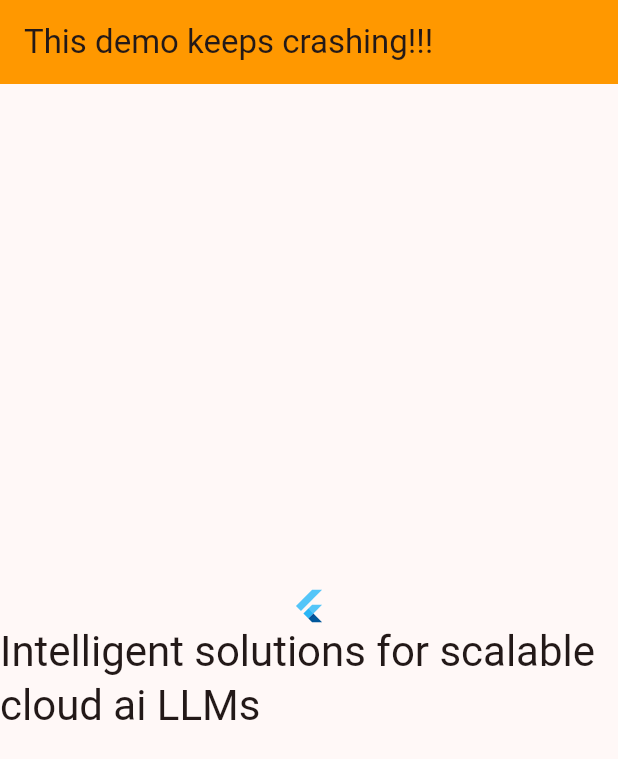
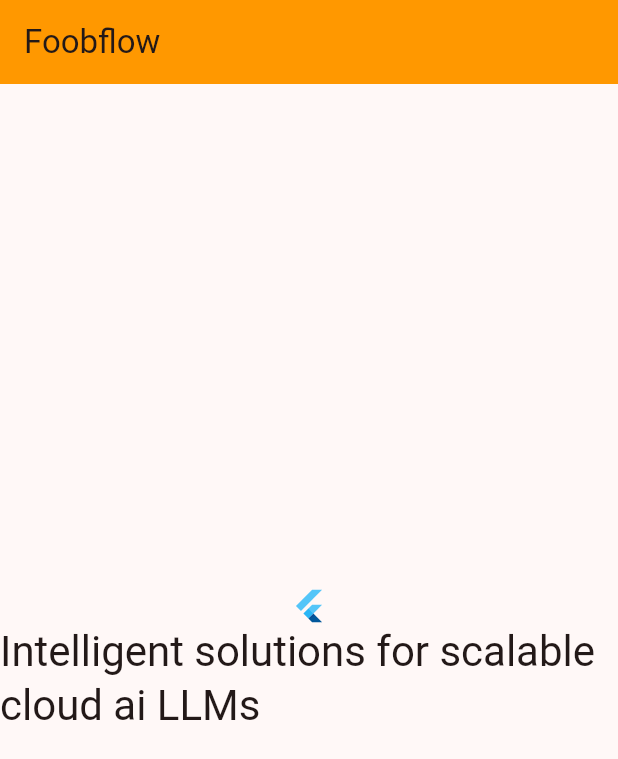
Before and after one commit to pelusodan/Foobflow, a Flutter app: the screen it shows after launch, on a phone screen of 412 x 824 dp. Shown: the top 759 px of the screen. Run offline on Flutter 3.47's test engine with Material 3 defaults, Android fonts, the phone set to English and light mode, and no system bars.

Commit message:
Update main.dart

```diff
--- a/lib/main.dart
+++ b/lib/main.dart
@@ -11,7 +11,7 @@ class MyApp extends StatelessWidget {
   @override
   Widget build(BuildContext context) {
     return MaterialApp(
-      title: 'FoobGlow',
+      title: 'FoobFlow',
       theme: ThemeData(
         colorScheme: ColorScheme.fromSeed(seedColor: Colors.red),
         useMaterial3: true,
@@ -37,7 +37,7 @@ class _MyHomePageState extends State<MyHomePage> {
     return Scaffold(
       appBar: AppBar(
         backgroundColor: Colors.orange,
-        title: Text("This demo keeps crashing!!!"),
+        title: Text("Foobflow"),
       ),
       body: Center(
 
```
